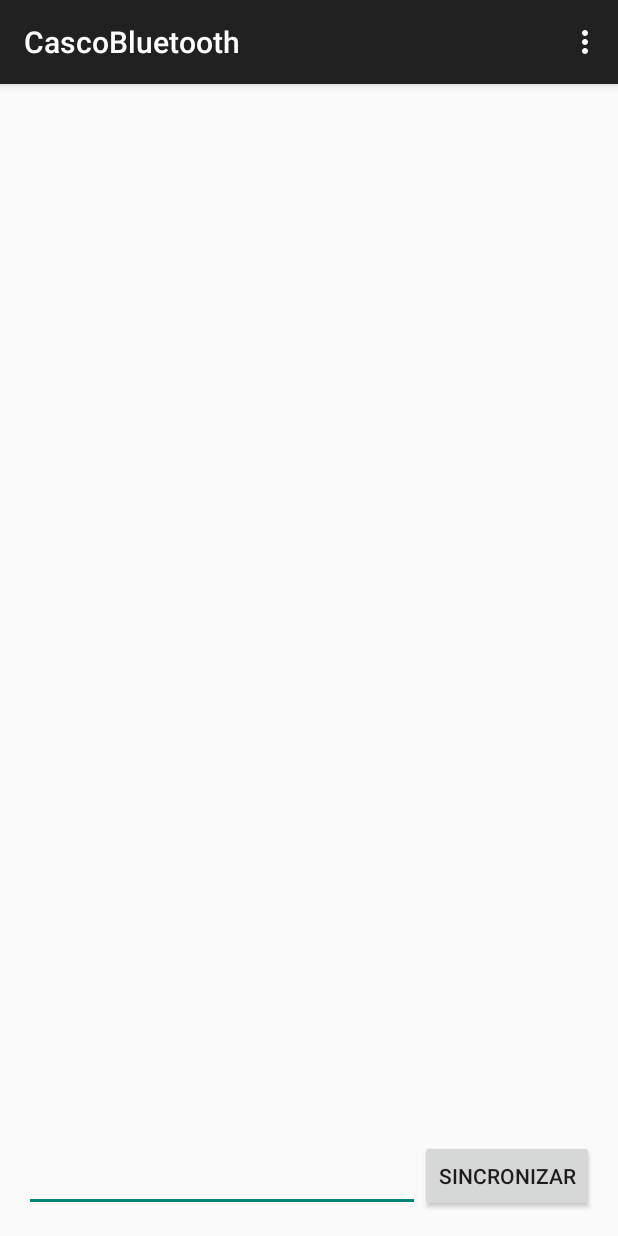
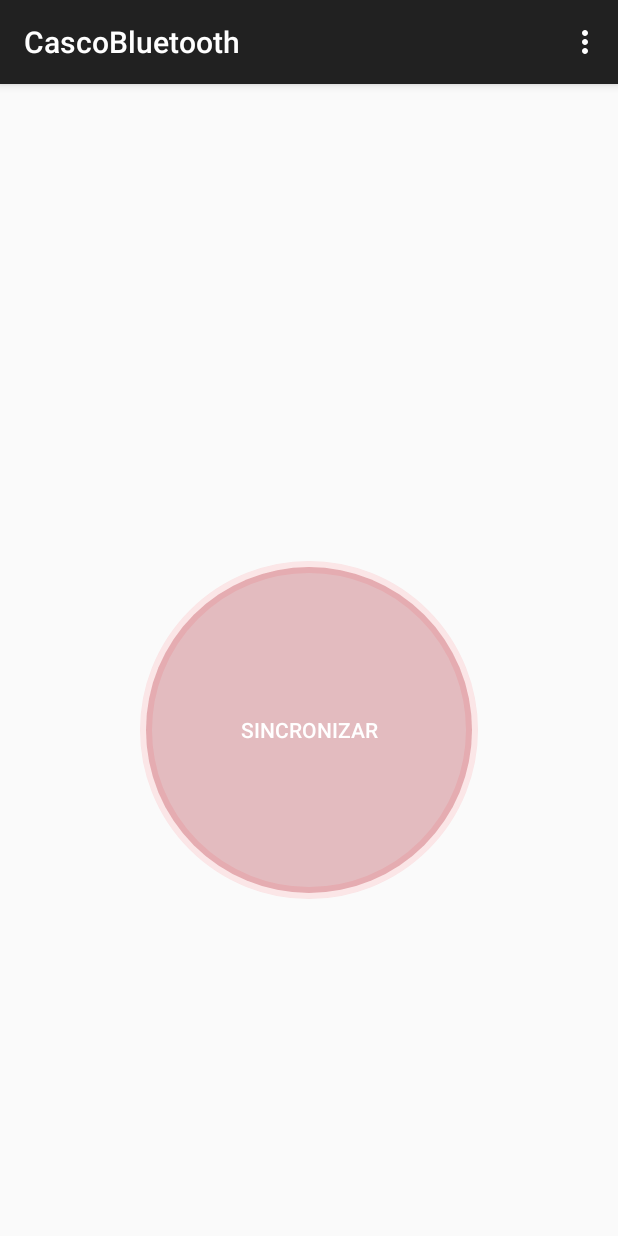
Before and after one commit to EinarMeyerson/CascoBluetooth, an Android app: the screen it shows after launch (MainActivity), on a phone screen of 412 x 824 dp. Run offline under Robolectric (Android 15) with nearby library versions, the phone set to English and light mode, and no system bars.

Commit message:
magic button like pushi handlel more

```diff
--- a/app/src/main/java/majouni/cascobluetooth/BluetoothChatFragment.java
+++ b/app/src/main/java/majouni/cascobluetooth/BluetoothChatFragment.java
@@ -22,7 +22,6 @@ import android.view.ViewGroup;
 import android.view.inputmethod.EditorInfo;
 import android.widget.ArrayAdapter;
 import android.widget.Button;
-import android.widget.EditText;
 import android.widget.ListView;
 import android.widget.TextView;
 import android.widget.Toast;
@@ -41,7 +40,6 @@ public class BluetoothChatFragment extends Fragment {
 
 
     private ListView mConversationView;
-    private EditText mOutEditText;
     private Button mSendButton;
 
 
@@ -96,7 +94,7 @@ public class BluetoothChatFragment extends Fragment {
     @Override
     public void onViewCreated(View view, @Nullable Bundle savedInstanceState) {
         mConversationView = (ListView) view.findViewById(R.id.in);
-        mOutEditText =(EditText) view.findViewById(R.id.edit_text_out);
+        //mOutEditText =(EditText) view.findViewById(R.id.edit_text_out);
         mSendButton = (Button) view.findViewById(R.id.button_send);
         Log.d("B.Chat.Frag"," 5- onViewCreated: inicializamos el boton, el listview y el editext del fragment_bleutooth_chat");
     }
@@ -133,7 +131,7 @@ public class BluetoothChatFragment extends Fragment {
 
         mConversationView.setAdapter(mConversationArrayAdapter);
 
-        mOutEditText.setOnEditorActionListener(mWriteListener);
+       // mOutEditText.setOnEditorActionListener(mWriteListener);
 
         // inicializa el boton de enviar con un clicklistener
         mSendButton.setOnClickListener(new View.OnClickListener() {
@@ -141,8 +139,8 @@ public class BluetoothChatFragment extends Fragment {
                 // Send a message using content of the edit text widget
                 View view = getView();
                 if (null != view) {
-                    TextView textView = (TextView) view.findViewById(R.id.edit_text_out);
-                    String message = textView.getText().toString();
+                    //String message = textView.getText().toString();
+                    String message ="1";
                     sendMessage(message);
                 }
             }
@@ -189,9 +187,6 @@ public class BluetoothChatFragment extends Fragment {
             mChatService.write(send);
             Log.d("B.Chat.Frag"," 7 -sendMessage(): pasamos el mensaje codificado en bytes al B.Chat:Service (funcion write)");
 
-            // Reset out string buffer to zero and clear the edit text field
-            mOutStringBuffer.setLength(0);
-            mOutEditText.setText(mOutStringBuffer);
         }
     }
 
@@ -304,14 +299,21 @@ public class BluetoothChatFragment extends Fragment {
                     if (null != activity) {
                         Toast.makeText(activity, "Conectado con "
                                 + mConnectedDeviceName, Toast.LENGTH_SHORT).show();
+                        mSendButton.setBackgroundResource(R.drawable.round_button_sinc);
+
                     }
                     break;
                 case Constants.MESSAGE_TOAST:
                     if (null != activity) {
                         Toast.makeText(activity, msg.getData().getString(Constants.TOAST),
                                 Toast.LENGTH_SHORT).show();
+
                     }
                     break;
+                case Constants.MESSAGE_CAMBIO_BUTTON:
+                    mSendButton.setBackgroundResource(R.drawable.round_button_nosinc);
+                    break;
+
             }
         }
     };
--- a/app/src/main/java/majouni/cascobluetooth/BluetoothChatService.java
+++ b/app/src/main/java/majouni/cascobluetooth/BluetoothChatService.java
@@ -9,6 +9,7 @@ import android.os.Bundle;
 import android.os.Handler;
 import android.os.Message;
 import android.util.Log;
+import android.widget.Button;
 
 import java.io.IOException;
 import java.io.InputStream;
@@ -33,6 +34,7 @@ public class BluetoothChatService {
     private ConnectThread mConnectThread;
     private ConnectedThread mConnectedThread;
     private int mState;
+    private Button mSendButton;
 
     //constantes que indican el estado de la conexion actual
     public static final int STATE_NONE = 0;       // we're doing nothing
@@ -412,6 +414,10 @@ public class BluetoothChatService {
         msg.setData(bundle);
         mHandler.sendMessage(msg);
 
+        Message msg2 = mHandler.obtainMessage(Constants.MESSAGE_CAMBIO_BUTTON);
+        mHandler.sendMessage(msg2);
+
+
         // Start the service over to restart listening mode
         BluetoothChatService.this.start();
     }
--- a/app/src/main/java/majouni/cascobluetooth/Constants.java
+++ b/app/src/main/java/majouni/cascobluetooth/Constants.java
@@ -11,6 +11,7 @@ public interface Constants {
     public static final int MESSAGE_WRITE = 3;
     public static final int MESSAGE_DEVICE_NAME = 4;
     public static final int MESSAGE_TOAST = 5;
+    public static final int MESSAGE_CAMBIO_BUTTON = 6;
 
     // Key names received from the BluetoothChatService Handler
     public static final String DEVICE_NAME = "device_name";
--- /dev/null
+++ b/app/src/main/res/drawable/round_button_nosinc.xml
@@ -0,0 +1,6 @@
+<?xml version="1.0" encoding="utf-8"?>
+<shape xmlns:android="http://schemas.android.com/apk/res/android"
+    android:shape="oval">
+    <solid android:color="#439f0819"/>
+    <stroke android:width="8dp" android:color="#16ff0c1b" />
+</shape>
--- /dev/null
+++ b/app/src/main/res/drawable/round_button_sinc.xml
@@ -0,0 +1,6 @@
+<?xml version="1.0" encoding="utf-8"?>
+<shape xmlns:android="http://schemas.android.com/apk/res/android"
+    android:shape="oval">
+    <solid android:color="#43289f08"/>
+    <stroke android:width="8dp" android:color="#1608ff0a" />
+</shape>
--- a/app/src/main/res/layout/fragment_bleutooth_chat.xml
+++ b/app/src/main/res/layout/fragment_bleutooth_chat.xml
@@ -2,33 +2,25 @@
 <LinearLayout xmlns:android="http://schemas.android.com/apk/res/android"
     android:layout_width="match_parent"
     android:layout_height="match_parent"
-    android:orientation="vertical" >
+    android:orientation="vertical"
+    android:weightSum="1">
+
 
     <ListView
         android:id="@+id/in"
-        android:layout_width="match_parent"
-        android:layout_height="match_parent"
-        android:layout_weight="1"
+        android:layout_width="wrap_content"
+        android:layout_height="302dp"
         android:stackFromBottom="true"
         android:transcriptMode="alwaysScroll" />
 
-    <LinearLayout
-        android:layout_width="match_parent"
-        android:layout_height="wrap_content"
-        android:orientation="horizontal" >
-
-        <EditText
-            android:id="@+id/edit_text_out"
-            android:layout_width="wrap_content"
-            android:layout_height="wrap_content"
-            android:layout_gravity="bottom"
-            android:layout_weight="1" />
-
-        <Button
-            android:id="@+id/button_send"
-            android:layout_width="wrap_content"
-            android:layout_height="wrap_content"
-            android:text="@string/send" />
-    </LinearLayout>
+    <Button
+        android:id="@+id/button_send"
+        android:layout_width="225dp"
+        android:layout_height="225dp"
+        android:background="@drawable/round_button_nosinc"
+        android:gravity="center_vertical|center_horizontal"
+        android:text="@string/send"
+        android:textColor="#fff"
+        android:layout_gravity="center" />
 
 </LinearLayout>
```
